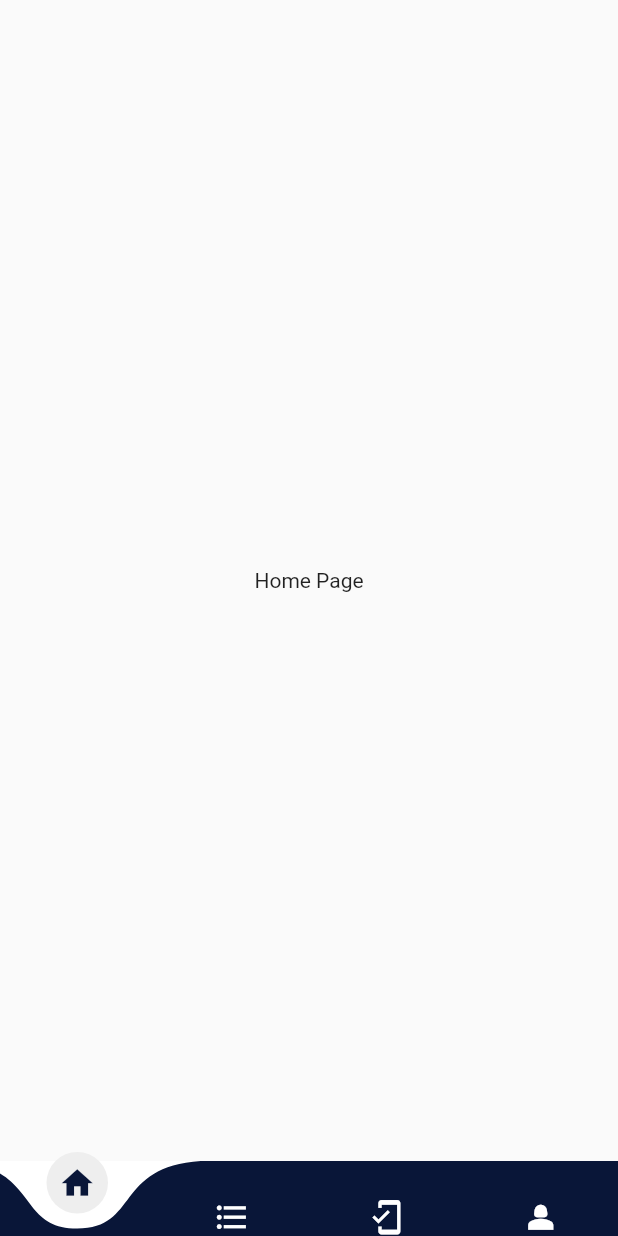
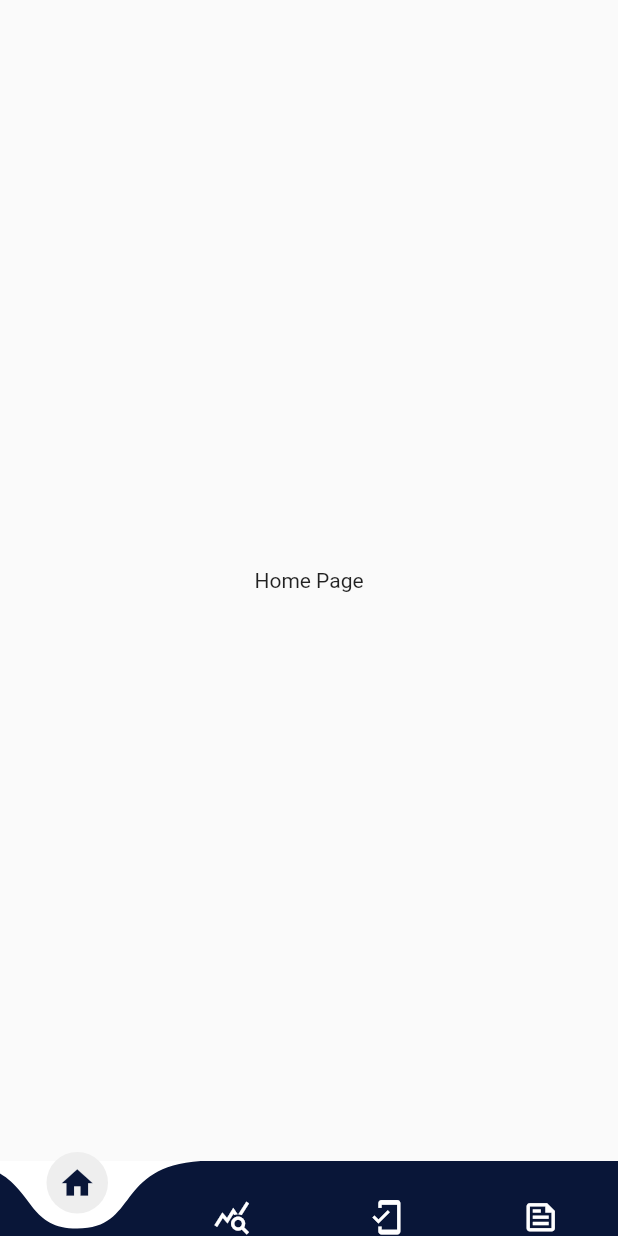
Before and after one commit to OKPooja/NFC_-Developers, a Flutter app: the BottomNavBar screen opened directly, on a phone screen of 412 x 824 dp. Run offline on Flutter 3.47's test engine with Material 2 defaults, Android fonts, the phone set to English and light mode, and no system bars; drawn by our look-alikes of curved_navigation_bar.

Commit message:
changed icons 2

```diff
--- a/lib/Screens/bottom_navBar.dart
+++ b/lib/Screens/bottom_navBar.dart
@@ -36,9 +36,9 @@ class _BottomNavBarState extends State<BottomNavBar> {
       bottomNavigationBar: CurvedNavigationBar(
         items: [
     Icon(Icons.home, size: 25, color: index == 0 ? const Color.fromRGBO(9, 22, 56, 1) : Colors.white,),
-    Icon(Icons.format_list_bulleted_sharp, size: 25,color: index == 1 ? const Color.fromRGBO(9, 22, 56, 1) : Colors.white,),
+    Icon(Icons.query_stats_sharp, size: 25,color: index == 1 ? const Color.fromRGBO(9, 22, 56, 1) : Colors.white,),
     Icon(Icons.mobile_friendly_outlined, size: 25,color: index == 2 ? const Color.fromRGBO(9, 22, 56, 1) : Colors.white,),
-    Icon(Icons.person_2_sharp, size: 25,color: index == 3 ? const Color.fromRGBO(9, 22, 56, 1) : Colors.white,)
+    Icon(Icons.feed_outlined, size: 25,color: index == 3 ? const Color.fromRGBO(9, 22, 56, 1) : Colors.white,)
   ],
         index: index,
         onTap: (selctedIndex){
--- a/pubspec.yaml
+++ b/pubspec.yaml
@@ -64,8 +64,8 @@ flutter:
   assets:
      - assets/background.png
      - assets/Illustration.png
-     - assets/welcome.png
-     - assets/login.png
+#     - assets/welcome.png
+#     - assets/login.png
 
   # An image asset can refer to one or more resolution-specific "variants", see
   # https://flutter.dev/assets-and-images/#resolution-aware
```
Also changed, not shown: pubspec.lock.
